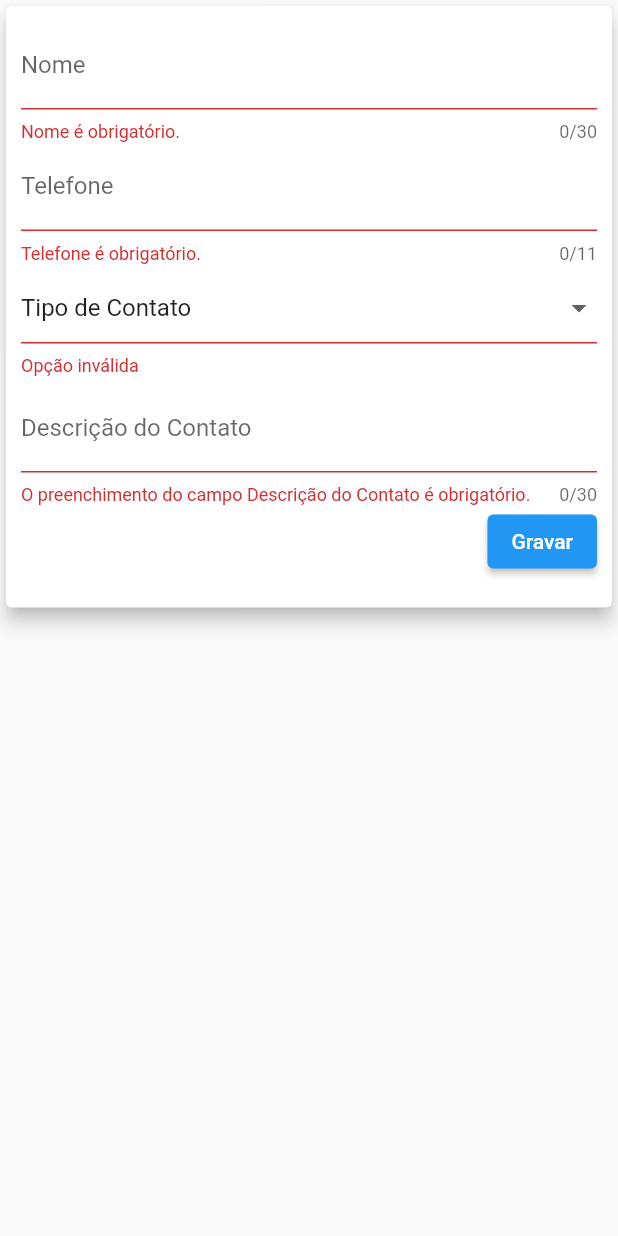
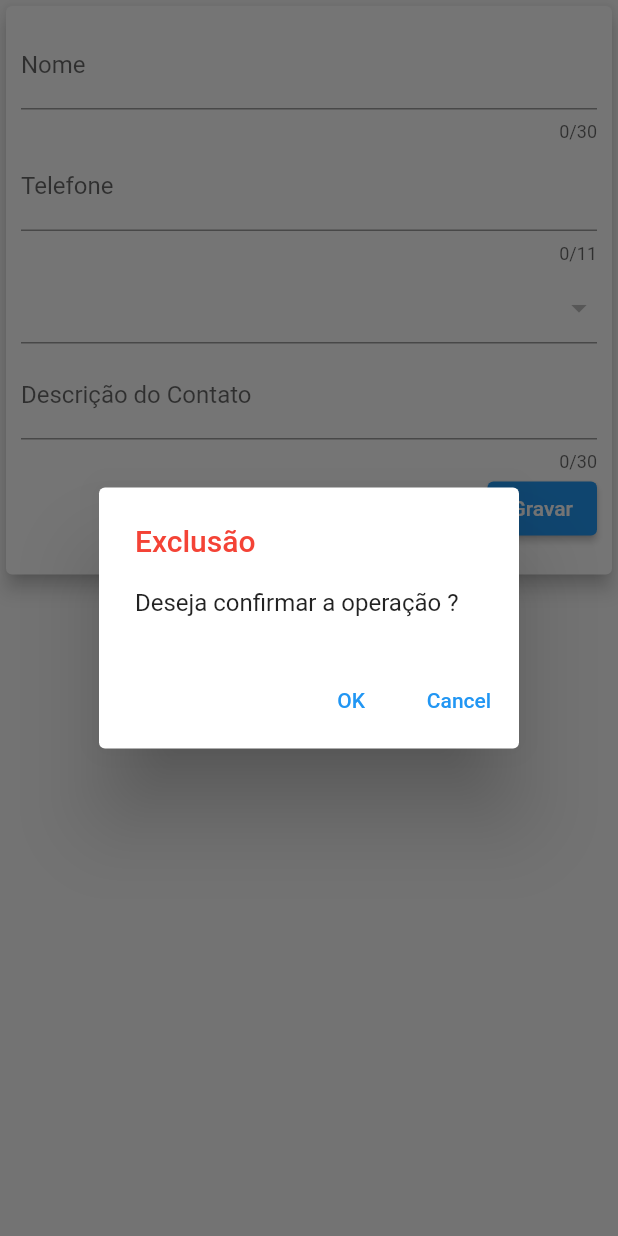
Before and after one commit to COFDev1/WhatsApp, a Flutter app: the ContactForm widget shown alone on an empty page, opened directly with empty values, after a tap on "Gravar", on a phone screen of 412 x 824 dp. Run offline on Flutter 3.47's test engine with Material 2 defaults, Android fonts, the phone set to English and light mode, and no system bars; missing offline and left inert: dart:ffi; network calls fail.

Commit message:
Implementação de exclusão

```diff
--- a/lib/components/contact_form.dart
+++ b/lib/components/contact_form.dart
@@ -2,22 +2,15 @@ import 'package:flutter/material.dart';
 import 'package:flutter/services.dart';
 import 'package:whatsappcentral/models/contact.dart';
 
-const List<String> list = <String>[
-  "Tipo de Contato",
-  "WhatsApp",
-  "Celular",
-  "Comercial",
-  "Residencial"
-];
-
 class ContactForm extends StatefulWidget {
-  // final void Function(String, String) onSubmit;
-  final void Function(String, String, int) onSubmit;
+  final void Function(String, String, int, String, String) onSubmit;
   final List<Contact>? listContact;
   final int? index;
+  final bool edition;
 
   const ContactForm({
     required this.onSubmit,
+    required this.edition,
     this.listContact,
     this.index,
     super.key,
@@ -29,38 +22,98 @@ class ContactForm extends StatefulWidget {
 
 class _ContactFormState extends State<ContactForm> {
   bool _lEdit = true;
-  String dropdownValue = list.first;
+  String dropdownValue = "";
   final _formKey = GlobalKey<FormState>();
   final _nameController = TextEditingController();
   final _phoneController = TextEditingController();
-  final _descriptionContact = TextEditingController();
+  final _typeContactController = TextEditingController();
+  final _descriptionContactController = TextEditingController();
   final email = TextEditingController();
+  List<String> options = [];
+
+  @override
+  void initState() {
+    super.initState();
+
+    options = loadOptionions();
+  }
 
   void _editContact() {
+    // options = loadOptionions();
+
+    dropdownValue = options.first;
+
+    _lEdit = widget.edition;
     _nameController.text = widget.listContact![0].name;
     _phoneController.text = widget.listContact![0].phone;
-    _phoneController.text = widget.listContact![0].phone;
+    _typeContactController.text = widget.listContact![0].type;
+    _descriptionContactController.text = widget.listContact![0].description;
+
+    int position = options.indexWhere(
+        (element) => element.startsWith(_typeContactController.text));
+
+    if (position >= 0) {
+      options = _lEdit ? options : [options[position]];
+
+      dropdownValue = _lEdit ? options[position] : options[0];
+    }
     _lEdit = false;
   }
 
+  List<String> loadOptionions() {
+    List<String> options = <String>[
+      "Tipo de Contato",
+      "WhatsApp",
+      "Celular",
+      "Comercial",
+      "Residencial"
+    ];
+    return options;
+  }
+
   _submitForm() {
-    final name = _nameController.text;
-    final phone = _phoneController.text;
+    final String name = _nameController.text;
+    final String phone = _phoneController.text;
+    final String type = _typeContactController.text;
+    final String description = _descriptionContactController.text;
 
     final isValid = _formKey.currentState?.validate() ?? false;
 
     if (!isValid) {
       return;
     }
-    widget.onSubmit(
-      name,
-      phone,
-      widget.index!,
+
+    showDialog<String>(
+      context: context,
+      builder: (BuildContext context) => AlertDialog(
+        title: Text(
+          widget.edition ? "Gravação" : "Exclusão",
+          style: TextStyle(color: widget.edition ? Colors.black : Colors.red),
+        ),
+        content: const Text("Deseja confirmar a operação ?"),
+        actions: <Widget>[
+          TextButton(
+            onPressed: () {
+              Navigator.pop(context, 'OK');
+              widget.onSubmit(name, phone, widget.index!, type, description);
+            },
+            child: const Text("OK"),
+          ),
+          TextButton(
+            onPressed: () {
+              Navigator.pop(context, "Cancel");
+            },
+            child: const Text("Cancel"),
+          ),
+        ],
+      ),
     );
   }
 
   @override
   Widget build(BuildContext context) {
+    // options = loadOptionions();
+
     if (_lEdit && widget.listContact!.isNotEmpty) {
       _editContact();
     }
@@ -81,18 +134,18 @@ class _ContactFormState extends State<ContactForm> {
               children: [
                 TextFormField(
                   controller: _nameController,
-                  // initialValue: "Pedrao",
-                  decoration: const InputDecoration(labelText: 'Nome'),
+                  readOnly: !widget.edition,
+                  decoration: const InputDecoration(labelText: "Nome"),
                   // textInputAction: TextInputAction.next,
                   maxLength: 30,
                   validator: (value) {
                     final name = value ?? '';
 
-                    if (name.trim().isEmpty) {
+                    if ((name.trim().isEmpty) && (widget.edition)) {
                       return "Nome é obrigatório.";
                     }
 
-                    if (name.trim().length < 3) {
+                    if ((name.trim().length < 3) && (widget.edition)) {
                       return "Nome precisa no mínimo de 3 letras.";
                     }
 
@@ -101,6 +154,7 @@ class _ContactFormState extends State<ContactForm> {
                 ),
                 TextFormField(
                   controller: _phoneController,
+                  readOnly: !widget.edition,
                   decoration: const InputDecoration(
                     labelText: "Telefone", /*icon: Icon(Icons.phone)*/
                   ),
@@ -112,11 +166,11 @@ class _ContactFormState extends State<ContactForm> {
                   validator: (value) {
                     final phone = value ?? '';
 
-                    if (phone.trim().isEmpty) {
+                    if ((phone.trim().isEmpty) && (widget.edition)) {
                       return "Telefone é obrigatório.";
                     }
 
-                    if (phone.trim().length < 11) {
+                    if ((phone.trim().length < 11) && (widget.edition)) {
                       return "Telefone deve ter 11 dígitos.";
                     }
                     return null;
@@ -128,19 +182,21 @@ class _ContactFormState extends State<ContactForm> {
                     padding: const EdgeInsets.only(top: 5),
                     child: DropdownButtonFormField<String>(
                       value: dropdownValue,
-                      // hint: Text('Select an option'),
-                      onChanged: (String? newValue) {
-                        setState(() {
-                          dropdownValue = newValue!;
-                        });
-                      },
+                      onChanged: !widget.edition
+                          ? null
+                          : (String? newValue) {
+                              setState(() {
+                                dropdownValue = newValue!;
+                              });
+                            },
                       validator: (String? value) {
-                        if (value == list.first) {
+                        if ((value == options.first) && (widget.edition)) {
                           return "Opção inválida";
                         }
                         return null;
                       },
-                      items: list.map<DropdownMenuItem<String>>((String value) {
+                      items:
+                          options.map<DropdownMenuItem<String>>((String value) {
                         return DropdownMenuItem<String>(
                           value: value,
                           child: Text(value),
@@ -152,18 +208,19 @@ class _ContactFormState extends State<ContactForm> {
                 Padding(
                   padding: const EdgeInsets.only(top: 5),
                   child: TextFormField(
-                    controller: _descriptionContact,
+                    controller: _descriptionContactController,
+                    readOnly: !widget.edition,
                     decoration: const InputDecoration(
                         labelText: "Descrição do Contato"),
                     maxLength: 30,
                     validator: (value) {
                       final description = value ?? '';
 
-                      if (description.trim().isEmpty) {
+                      if ((description.trim().isEmpty) && (widget.edition)) {
                         return "O preenchimento do campo Descrição do Contato é obrigatório.";
                       }
 
-                      if (description.trim().length < 6) {
+                      if ((description.trim().length < 6) && (widget.edition)) {
                         return "Descrição do Contato precisa ter,no mínimo, de 6 letras.";
                       }
 
--- a/lib/models/contact.dart
+++ b/lib/models/contact.dart
@@ -2,10 +2,14 @@ class Contact {
   final String id;
   final String name;
   final String phone;
+  final String type;
+  final String description;
 
   Contact({
     required this.id,
     required this.name,
     required this.phone,
+    required this.type,
+    required this.description,
   });
 }
```
Also changed, not shown: lib/components/contact_item.dart (+4 -3 lines), lib/data/dummy_data.dart (+47 -47 lines), lib/view/contact_list.dart (+33 -16 lines).
